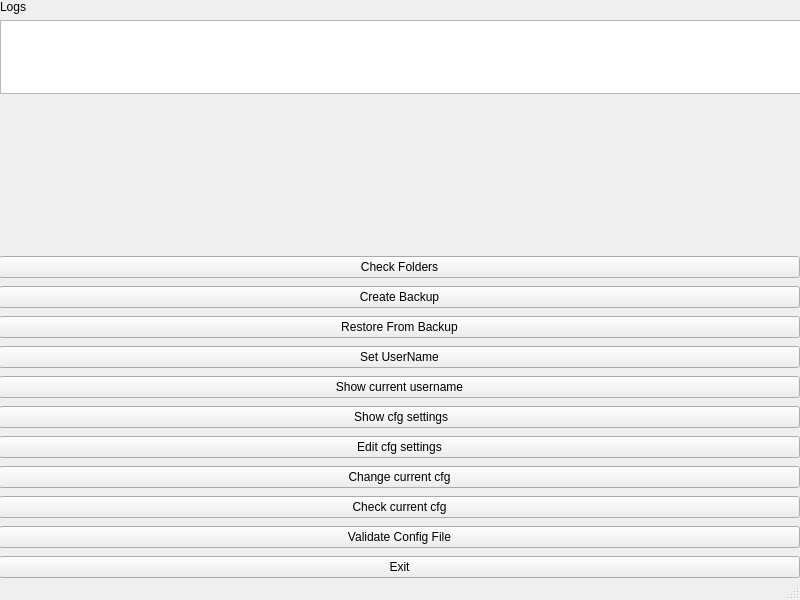
Old version of the form QT/WOTSettingsGUI/mainwindow.ui in the repository KpoJleBapKa/WOT-Configurator.
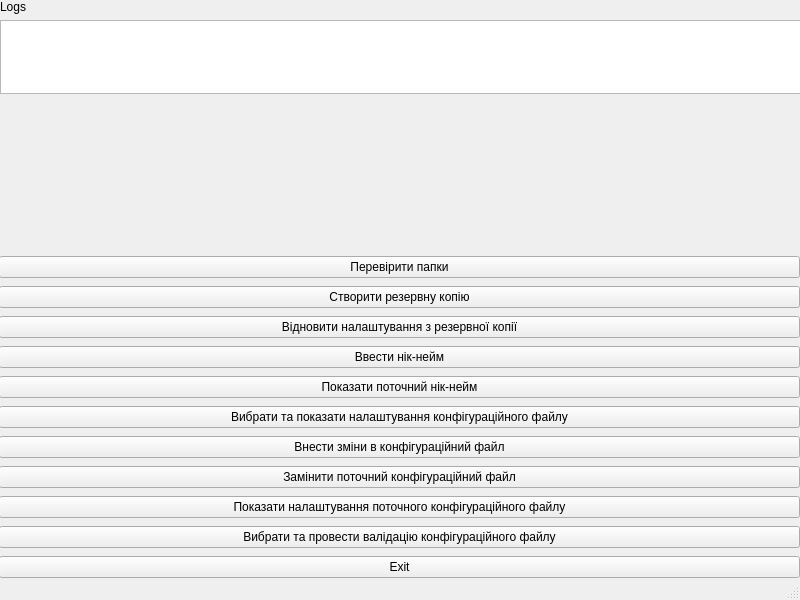
New version of the form.

Commit message: v0.12 cfg edit correction

```diff
--- a/QT/WOTSettingsGUI/mainwindow.ui
+++ b/QT/WOTSettingsGUI/mainwindow.ui
@@ -27,70 +27,70 @@
      <item>
       <widget class="QPushButton" name="checkFoldersButton">
        <property name="text">
-        <string>Check Folders</string>
+        <string>Перевірити папки</string>
        </property>
       </widget>
      </item>
      <item>
       <widget class="QPushButton" name="createBackupButton">
        <property name="text">
-        <string>Create Backup</string>
+        <string>Створити резервну копію</string>
        </property>
       </widget>
      </item>
      <item>
       <widget class="QPushButton" name="restoreBackupButton">
        <property name="text">
-        <string>Restore From Backup</string>
+        <string>Відновити налаштування з резервної копії</string>
        </property>
       </widget>
      </item>
      <item>
       <widget class="QPushButton" name="setUsernameButton">
        <property name="text">
-        <string>Set UserName</string>
+        <string>Ввести нік-нейм</string>
        </property>
       </widget>
      </item>
      <item>
       <widget class="QPushButton" name="showUsernameButton">
        <property name="text">
-        <string>Show current username</string>
+        <string>Показати поточний нік-нейм</string>
        </property>
       </widget>
      </item>
      <item>
       <widget class="QPushButton" name="showConfigButton">
        <property name="text">
-        <string> Show cfg settings</string>
+        <string>Вибрати та показати налаштування конфігураційного файлу</string>
        </property>
       </widget>
      </item>
      <item>
       <widget class="QPushButton" name="editConfigButton">
        <property name="text">
-        <string>Edit cfg settings</string>
+        <string>Внести зміни в конфігураційний файл</string>
        </property>
       </widget>
      </item>
      <item>
       <widget class="QPushButton" name="changeConfigButton">
        <property name="text">
-        <string>Change current cfg</string>
+        <string>Замінити поточний конфігураційний файл</string>
        </property>
       </widget>
      </item>
      <item>
       <widget class="QPushButton" name="checkCurrentConfigButton">
        <property name="text">
-        <string>Check current cfg</string>
+        <string>Показати налаштування поточного конфігураційного файлу</string>
        </property>
       </widget>
      </item>
      <item>
       <widget class="QPushButton" name="validateConfigButton">
        <property name="text">
-        <string>Validate Config File</string>
+        <string>Вибрати та провести валідацію конфігураційного файлу</string>
        </property>
       </widget>
      </item>
```
The commit also changes 5 other files.
